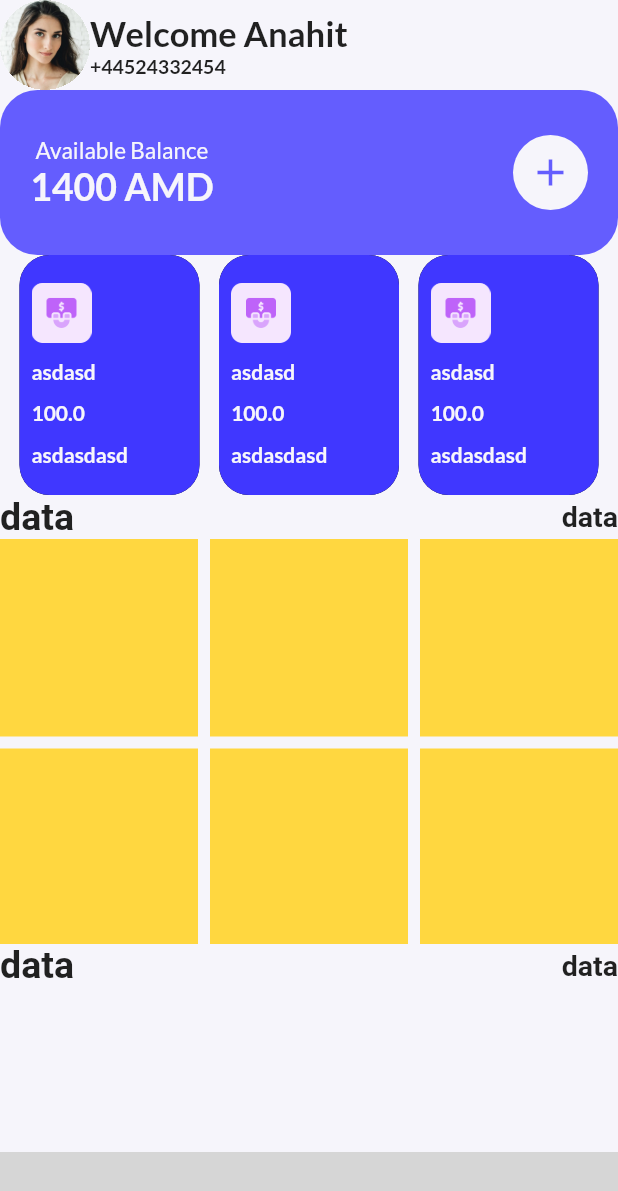
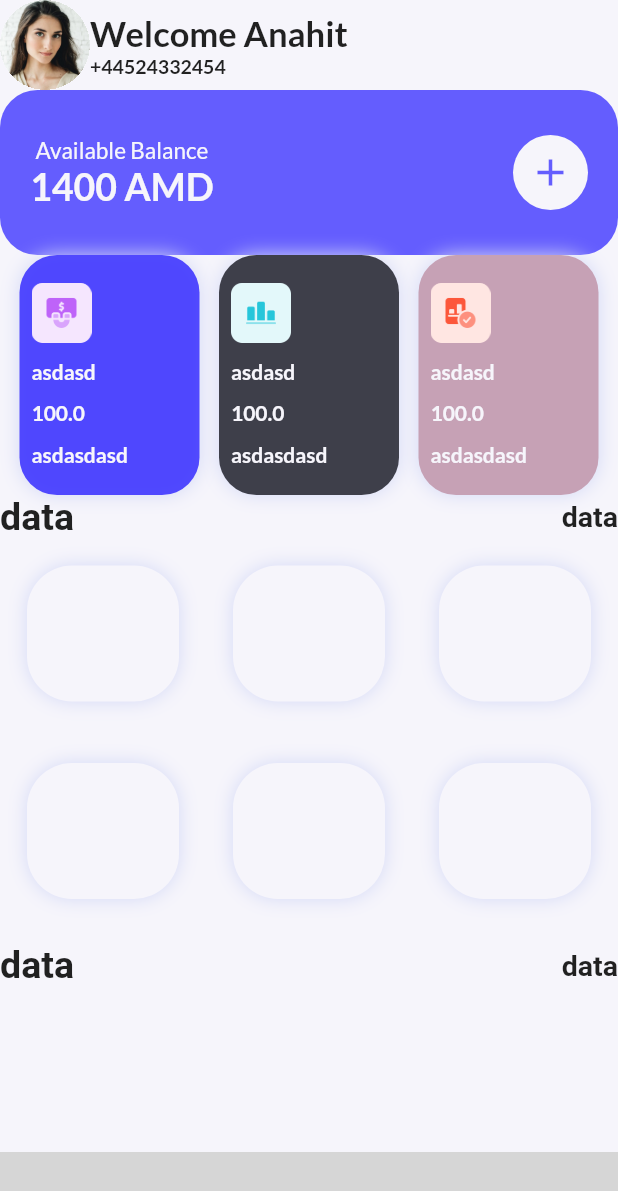
Before and after one commit to mahmoud-eslami/network_manager_ui, a Flutter app: the screen it shows after launch, on a phone screen of 412 x 824 dp. Shown: the top 1191 px of the screen. Run offline on Flutter 3.47's test engine with Material 2 defaults, Android fonts, the light colour scheme and no system bars; our stand-ins replace google_fonts; missing offline and left inert: bottom_animation; grey boxes are pictures that could not be loaded.

Commit message:
grid view item refactored

```diff
--- a/lib/components/home_components/cart_view.dart
+++ b/lib/components/home_components/cart_view.dart
@@ -32,7 +32,10 @@ class CardView extends StatelessWidget {
       decoration: BoxDecoration(
         color: bgColor,
         boxShadow: <BoxShadow>[
-          BoxShadow(),
+          BoxShadow(
+            color: AppColor.lightIndigo,
+            blurRadius: 10,
+          ),
         ],
         borderRadius: BorderRadius.all(
           Radius.circular(
--- a/lib/screens/home.dart
+++ b/lib/screens/home.dart
@@ -1,3 +1,4 @@
+import 'package:flutter/cupertino.dart';
 import 'package:flutter/material.dart';
 import 'package:bottom_animation/bottom_animation.dart';
 import 'package:google_fonts/google_fonts.dart';
@@ -110,32 +111,32 @@ class DynamicBody extends StatelessWidget {
                 mainAxisAlignment: MainAxisAlignment.spaceEvenly,
                 children: [
                   CardView(
-                    bgColor: AppColor.blue,
+                    bgColor: AppColor.blue.withOpacity(.9),
                     count: 100,
                     imgPath: 'assets/images/buss.png',
                     heightSize: 160,
                     widthSize: 120,
-                    borderRaduis: 20,
+                    borderRaduis: 25,
                     title: 'asdasd',
                     subTitle: 'asdasdasd',
                   ),
                   CardView(
-                    bgColor: AppColor.blue,
+                    bgColor: AppColor.dark,
                     count: 100,
-                    imgPath: 'assets/images/buss.png',
+                    imgPath: 'assets/images/chart.png',
                     heightSize: 160,
                     widthSize: 120,
-                    borderRaduis: 20,
+                    borderRaduis: 25,
                     title: 'asdasd',
                     subTitle: 'asdasdasd',
                   ),
                   CardView(
-                    bgColor: AppColor.blue,
+                    bgColor: AppColor.lightPurpule,
                     count: 100,
-                    imgPath: 'assets/images/buss.png',
+                    imgPath: 'assets/images/sales.png',
                     heightSize: 160,
                     widthSize: 120,
-                    borderRaduis: 20,
+                    borderRaduis: 25,
                     title: 'asdasd',
                     subTitle: 'asdasdasd',
                   ),
@@ -162,19 +163,36 @@ class DynamicBody extends StatelessWidget {
               ),
               SizedBox(
                 height: 270,
+                child: Padding(
+                  padding: EdgeInsets.symmetric(horizontal: 10,vertical: 10),
                   child: GridView.builder(
                       itemCount: 6,
                       gridDelegate: SliverGridDelegateWithFixedCrossAxisCount(
                         crossAxisCount: 3,
-                      childAspectRatio: 1,
-                      mainAxisSpacing: 8,
-                      crossAxisSpacing: 8,
+                        childAspectRatio: 1.1,
+                        mainAxisSpacing: 25,
+                        crossAxisSpacing: 20,
                       ),
-                    itemBuilder: (contex, index) {
-                      return Container(
-                        color: Colors.amberAccent,
+                      itemBuilder: (context, index) {
+                        return Padding(
+                          padding: const EdgeInsets.all(8.0),
+                          child: Container(
+                            decoration: BoxDecoration(
+                              color: AppColor.background,
+                              borderRadius: BorderRadius.all(
+                                Radius.circular(30),
+                              ),
+                              boxShadow: <BoxShadow>[
+                                BoxShadow(
+                                  color: AppColor.lightIndigo,
+                                  blurRadius: 10,
+                                )
+                              ]
+                            ),
+                          ),
                         );
                       }),
+                ),
               ),
               Row(
                 mainAxisAlignment: MainAxisAlignment.spaceBetween,
```
Lines whose indentation alone changed are shown as unchanged.
